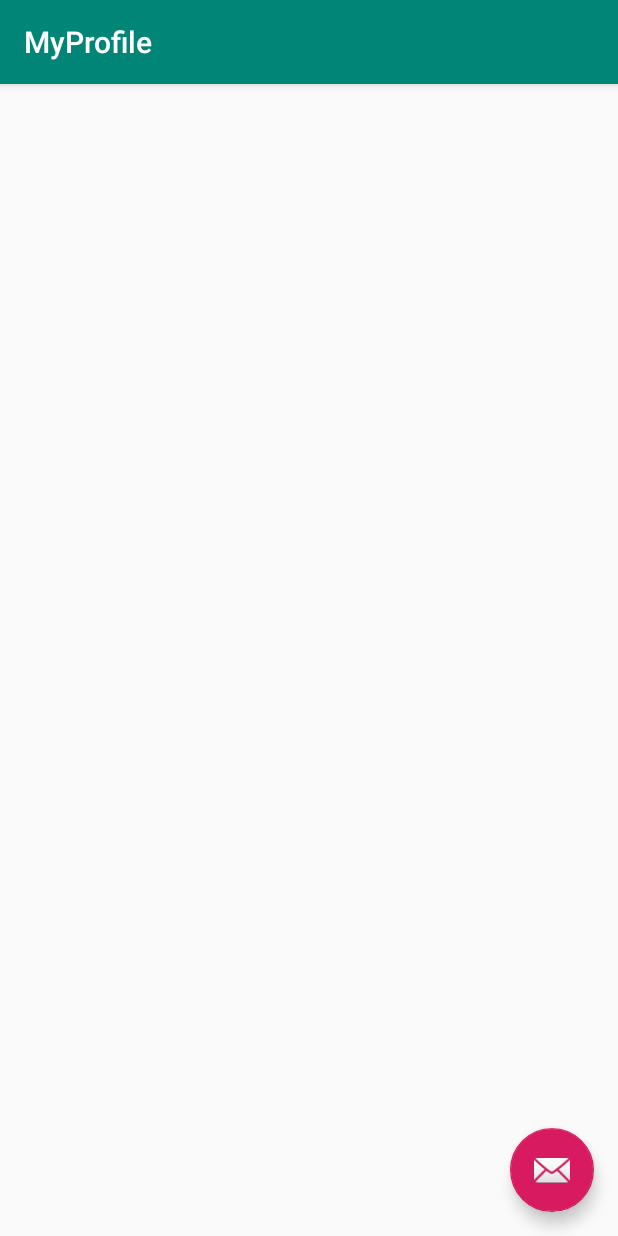
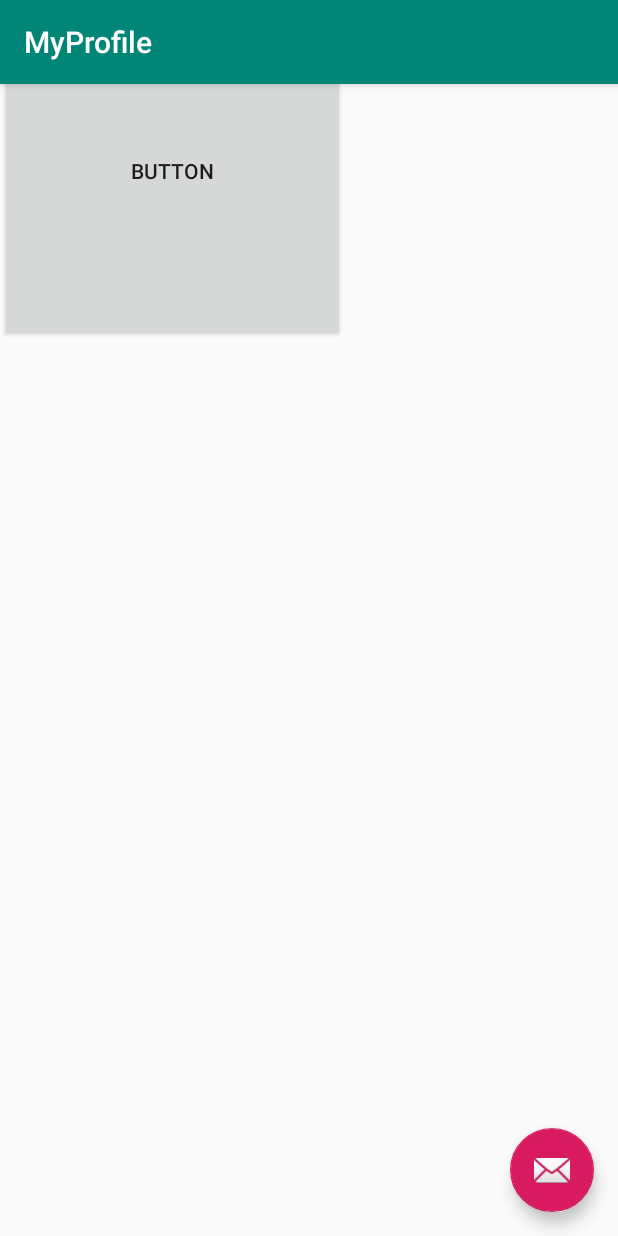
Before and after one commit to ttevhide/MobileHCI, an Android app: the MyProfile screen opened directly, with no data from a screen before it, on a phone screen of 412 x 824 dp. Run offline under Robolectric (Android 15) with nearby library versions, the phone set to English and light mode, and no system bars.

Commit message:
added page for my profile, nothing works

```diff
--- a/app/src/main/res/layout/activity_my_profile.xml
+++ b/app/src/main/res/layout/activity_my_profile.xml
@@ -30,4 +30,18 @@
         android:layout_margin="@dimen/fab_margin"
         app:srcCompat="@android:drawable/ic_dialog_email" />
 
+    <Button
+        android:id="@+id/button3"
+        android:layout_width="6dp"
+        android:layout_height="7dp"
+        android:text="Button"
+        android:visibility="visible" />
+
+    <Button
+        android:id="@+id/button4"
+        android:layout_width="230dp"
+        android:layout_height="228dp"
+        android:text="Button"
+        android:visibility="visible" />
+
 </android.support.design.widget.CoordinatorLayout>
```
Also changed, not shown: app/src/main/res/layout/my_profile.xml (added, +43 -0 lines).
